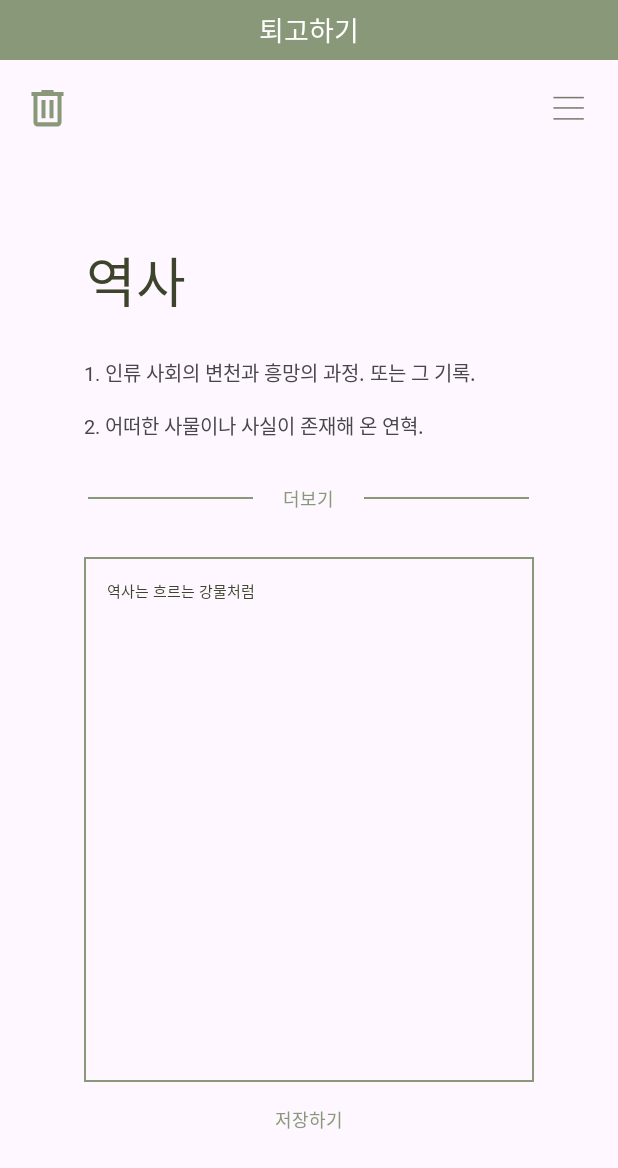
After one commit to HAN-MUN-CHEOL/hanmundan-aos, an Android app: the RewriteActivity screen opened directly, with no data from a screen before it, on a phone screen of 412 x 824 dp. The commit adds this screen. Shown: the top 1168 px of the screen. Run offline under Robolectric (Android 15) with nearby library versions, the phone set to English and light mode, and no system bars; our stand-ins replace data binding.

Commit message:
#4-잠금, 퇴고하기, 다이얼로그

```diff
--- /dev/null
+++ b/app/src/main/java/com/sookmyung/hanmundan/ui/rewrite/RewriteActivity.kt
@@ -0,0 +1,12 @@
+package com.sookmyung.hanmundan.ui.rewrite
+
+import android.os.Bundle
+import com.sookmyung.hanmundan.R
+import com.sookmyung.hanmundan.databinding.ActivityRewriteBinding
+import com.sookmyung.hanmundan.util.binding.BindingActivity
+
+class RewriteActivity : BindingActivity<ActivityRewriteBinding>(R.layout.activity_rewrite) {
+    override fun onCreate(savedInstanceState: Bundle?) {
+        super.onCreate(savedInstanceState)
+    }
+}
--- /dev/null
+++ b/app/src/main/res/drawable/ic_delete_sentence.xml
@@ -0,0 +1,9 @@
+<vector xmlns:android="http://schemas.android.com/apk/res/android"
+    android:width="23dp"
+    android:height="25dp"
+    android:viewportWidth="18"
+    android:viewportHeight="20">
+    <path
+        android:fillColor="#899878"
+        android:pathData="M5.906,0V1.064H0.75V3.191H1.781V17.02C1.781,17.584 1.999,18.125 2.385,18.524C2.772,18.923 3.297,19.147 3.844,19.147H14.156C14.703,19.147 15.228,18.923 15.615,18.524C16.001,18.125 16.219,17.584 16.219,17.02V3.191H17.25V1.064H12.094V0H5.906ZM3.844,3.191H14.156V17.02H3.844V3.191ZM5.906,5.319V14.892H7.969V5.319H5.906ZM10.031,5.319V14.892H12.094V5.319H10.031Z" />
+</vector>
--- /dev/null
+++ b/app/src/main/res/drawable/shape_green_box.xml
@@ -0,0 +1,5 @@
+<?xml version="1.0" encoding="utf-8"?>
+<shape xmlns:android="http://schemas.android.com/apk/res/android"
+    android:shape="rectangle">
+    <solid android:color="@color/hmd_green" />
+</shape>
--- /dev/null
+++ b/app/src/main/res/drawable/shape_green_rectangle_corner.xml
@@ -0,0 +1,6 @@
+<?xml version="1.0" encoding="utf-8"?>
+<shape xmlns:android="http://schemas.android.com/apk/res/android"
+    android:shape="rectangle">
+    <stroke android:width="1dp" android:color="@color/hmd_green" />
+    <corners android:radius="10dp"/>
+</shape>
--- /dev/null
+++ b/app/src/main/res/drawable/shape_white_rectangle_corner.xml
@@ -0,0 +1,6 @@
+<?xml version="1.0" encoding="utf-8"?>
+<shape xmlns:android="http://schemas.android.com/apk/res/android"
+    android:shape="rectangle">
+    <solid android:color="@color/hmd_white" />
+    <corners android:radius="50dp"/>
+</shape>
--- a/app/src/main/res/layout/activity_my_page.xml
+++ b/app/src/main/res/layout/activity_my_page.xml
@@ -7,7 +7,7 @@
     </data>
 
     <androidx.drawerlayout.widget.DrawerLayout
-        android:id="@+id/dl_main"
+        android:id="@+id/dl_my_page"
         android:layout_width="match_parent"
         android:layout_height="match_parent">
 
--- /dev/null
+++ b/app/src/main/res/layout/activity_rewrite.xml
@@ -0,0 +1,154 @@
+<?xml version="1.0" encoding="utf-8"?>
+<layout xmlns:android="http://schemas.android.com/apk/res/android"
+    xmlns:app="http://schemas.android.com/apk/res-auto">
+
+    <data>
+
+    </data>
+
+    <androidx.drawerlayout.widget.DrawerLayout
+        android:id="@+id/dl_rewrite"
+        android:layout_width="match_parent"
+        android:layout_height="match_parent">
+
+        <androidx.constraintlayout.widget.ConstraintLayout
+            android:layout_width="match_parent"
+            android:layout_height="match_parent">
+
+            <TextView
+                android:id="@+id/tv_rewrite_navi_title"
+                android:layout_width="match_parent"
+                android:layout_height="40dp"
+                android:background="@color/hmd_green"
+                android:fontFamily="@font/eulyoo1945_regular"
+                android:gravity="center"
+                android:text="@string/rewrite_title"
+                android:textColor="@color/hmd_white"
+                android:textSize="18sp"
+                app:layout_constraintEnd_toEndOf="parent"
+                app:layout_constraintStart_toStartOf="parent"
+                app:layout_constraintTop_toTopOf="parent" />
+
+            <ImageView
+                android:id="@+id/iv_rewrite_navi"
+                android:layout_width="wrap_content"
+                android:layout_height="wrap_content"
+                android:layout_margin="20dp"
+                android:src="@drawable/ic_navigation"
+                app:layout_constraintEnd_toEndOf="parent"
+                app:layout_constraintTop_toBottomOf="@id/tv_rewrite_navi_title" />
+
+            <ImageView
+                android:id="@+id/iv_rewrite_delete"
+                android:layout_width="wrap_content"
+                android:layout_height="wrap_content"
+                android:layout_margin="20dp"
+                android:src="@drawable/ic_delete_sentence"
+                app:layout_constraintStart_toStartOf="parent"
+                app:layout_constraintTop_toBottomOf="@id/tv_rewrite_navi_title" />
+
+            <TextView
+                android:id="@+id/tv_rewrite_word_title"
+                android:layout_width="wrap_content"
+                android:layout_height="wrap_content"
+                android:layout_marginStart="57dp"
+                android:layout_marginTop="120dp"
+                android:fontFamily="@font/eulyoo1945_semibold"
+                android:text="@string/rewrite_word_title"
+                android:textColor="@color/hmd_dark_green"
+                android:textSize="36sp"
+                app:layout_constraintStart_toStartOf="parent"
+                app:layout_constraintTop_toBottomOf="@+id/tv_rewrite_navi_title" />
+
+            <TextView
+                android:id="@+id/tv_rewrite_word_meaning"
+                android:layout_width="300dp"
+                android:layout_height="wrap_content"
+                android:layout_marginTop="25dp"
+                android:fontFamily="@font/eulyoo1945_regular"
+                android:text="@string/rewrite_word_meaning"
+                android:textSize="13sp"
+                app:layout_constraintEnd_toEndOf="parent"
+                app:layout_constraintStart_toStartOf="parent"
+                app:layout_constraintTop_toBottomOf="@+id/tv_rewrite_word_title" />
+
+            <LinearLayout
+                android:id="@+id/ll_rewrite_more_meaning"
+                android:layout_width="300dp"
+                android:layout_height="wrap_content"
+                android:layout_marginTop="30dp"
+                android:gravity="center"
+                android:orientation="horizontal"
+                app:layout_constraintEnd_toEndOf="parent"
+                app:layout_constraintStart_toStartOf="parent"
+                app:layout_constraintTop_toBottomOf="@+id/tv_rewrite_word_meaning">
+
+                <View
+                    android:id="@+id/view_rewrite_dividing_line"
+                    android:layout_width="110dp"
+                    android:layout_height="1dp"
+                    android:layout_gravity="center_vertical"
+                    android:background="@color/hmd_green" />
+
+                <TextView
+                    android:id="@+id/btn_rewrite_more_meaning"
+                    android:layout_width="wrap_content"
+                    android:layout_height="wrap_content"
+                    android:layout_marginHorizontal="20dp"
+                    android:fontFamily="@font/eulyoo1945_semibold"
+                    android:text="@string/rewrite_more_meaning"
+                    android:textColor="@color/hmd_green"
+                    android:textSize="12sp" />
+
+                <View
+                    android:id="@+id/view_rewrite_dividing_line2"
+                    android:layout_width="110dp"
+                    android:layout_height="1dp"
+                    android:layout_gravity="center_vertical"
+                    android:background="@color/hmd_green" />
+
+            </LinearLayout>
+
+            <EditText
+                android:id="@+id/et_rewrite_writing"
+                android:layout_width="300dp"
+                android:layout_height="350dp"
+                android:layout_marginTop="30dp"
+                android:background="@drawable/shape_green_rectangle"
+                android:fontFamily="@font/eulyoo1945_regular"
+                android:gravity="start"
+                android:text="@string/rewrite_written_sentence"
+                android:inputType="text"
+                android:padding="15dp"
+                android:textColor="@color/hmd_dark_green"
+                android:textColorHint="@color/hmd_gray"
+                android:textSize="10sp"
+                app:layout_constraintEnd_toEndOf="parent"
+                app:layout_constraintStart_toStartOf="parent"
+                app:layout_constraintTop_toBottomOf="@+id/ll_rewrite_more_meaning" />
+
+            <TextView
+                android:id="@+id/btn_rewrite_save_writing"
+                android:layout_width="wrap_content"
+                android:layout_height="wrap_content"
+                android:layout_marginTop="16dp"
+                android:fontFamily="@font/eulyoo1945_semibold"
+                android:text="@string/rewrite_save_writing"
+                android:textColor="@color/hmd_green"
+                android:textSize="12sp"
+                app:layout_constraintEnd_toEndOf="parent"
+                app:layout_constraintStart_toStartOf="parent"
+                app:layout_constraintTop_toBottomOf="@id/et_rewrite_writing" />
+        </androidx.constraintlayout.widget.ConstraintLayout>
+
+        <com.google.android.material.navigation.NavigationView
+            android:id="@+id/nv_rewrite"
+            android:layout_width="250dp"
+            android:layout_height="match_parent"
+            android:layout_gravity="end"
+            android:background="@drawable/shape_beige_rectangle"
+            app:headerLayout="@layout/navigation_header"
+            app:itemTextAppearance="@style/Item.Font"
+            app:menu="@menu/navigation_menu" />
+    </androidx.drawerlayout.widget.DrawerLayout>
+</layout>
--- a/app/src/main/res/values/strings.xml
+++ b/app/src/main/res/values/strings.xml
@@ -30,4 +30,26 @@
     <string name="my_page_title">마이페이지</string>
     <string name="my_page_greeting">안녕하세요!</string>
     <string name="my_page_nickname">%s님</string>
+
+    <!-- rewrite -->
+    <string name="rewrite_title">퇴고하기</string>
+    <string name="rewrite_more_meaning">더보기</string>
+    <string name="rewrite_save_writing">저장하기</string>
+    <string name="rewrite_word_meaning">1. 인류 사회의 변천과 흥망의 과정. 또는 그 기록.\n\n2. 어떠한 사물이나 사실이 존재해 온 연혁.</string>
+    <string name="rewrite_word_title">역사</string>
+    <string name="rewrite_written_sentence">역사는 흐르는 강물처럼</string>
+
+    <!-- lock -->
+    <string name="lock_title">자물쇠 열기</string>
+
+    <!-- dialog -->
+    <string name="dialog_change_view">작성한 글이 저장되지 않았습니다.\n이 화면을 나가시겠습니까?</string>
+    <string name="dialog_delete_bookmark_sentence">삭제 시 책갈피가 빠지고\n작성한 글을 다시 볼 수 없습니다.\n정말 삭제하시겠습니까?</string>
+    <string name="dialog_delete_sentence">삭제 시 작성한 글을 다시 볼 수 없습니다.\n정말 삭제하시겠습니까?</string>
+    <string name="dialog_delete_yes">예</string>
+    <string name="dialog_delete_no">아니오</string>
+
+    <!-- bookmark -->
+    <string name="bookmark_search">검색어를 입력하세요</string>
+    <string name="bookmark_title">책갈피\n</string>
 </resources>
```
Also changed, not shown: app/src/main/AndroidManifest.xml (+12 -0 lines), app/src/main/java/com/sookmyung/hanmundan/ui/lock/LockActivity.kt (added, +12 -0 lines), app/src/main/res/drawable/ic_delete_number.xml (added, +9 -0 lines), app/src/main/res/drawable/ic_key.xml (added, +9 -0 lines), app/src/main/res/drawable/ic_search.xml (added, +12 -0 lines), app/src/main/res/drawable/shape_gray_dot.xml (added, +8 -0 lines), app/src/main/res/layout/activity_lock.xml (added, +241 -0 lines), app/src/main/res/layout/dialog_change_view.xml (added, +75 -0 lines), app/src/main/res/layout/dialog_delete_bookmark_sentence.xml (added, +75 -0 lines), app/src/main/res/layout/dialog_delete_sentence.xml (added, +75 -0 lines).
